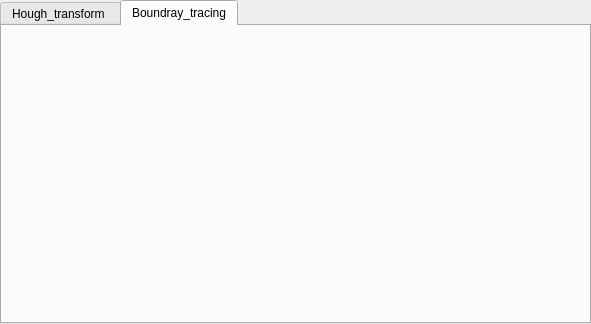
The window that src/ui/page.ui (Ahmed-Gamiel/Bountry-_tracing-and-Hough_transform) describes before a commit, drawn with Qt 5.
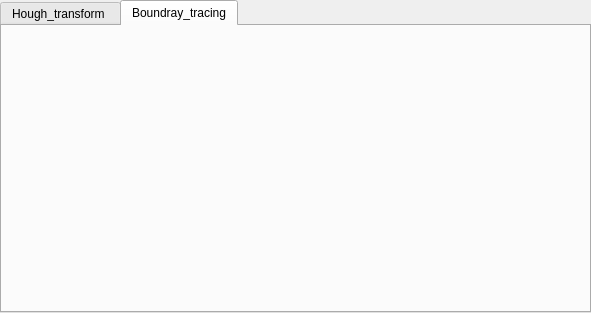
The same window after the commit. The open tabs and pages were chosen to show the change.

```diff
--- a/src/ui/page.ui
+++ b/src/ui/page.ui
@@ -7,7 +7,7 @@
     <x>0</x>
     <y>0</y>
     <width>591</width>
-    <height>324</height>
+    <height>313</height>
    </rect>
   </property>
   <property name="windowTitle">
```
Left out of the diff: 2 changed lines with no effect on the pictures.
